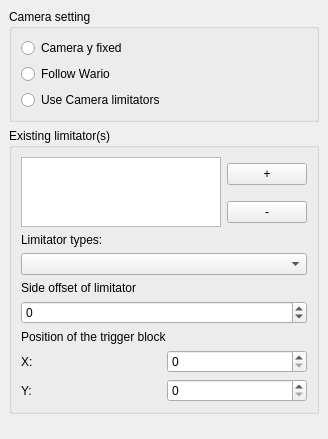
First picture: the form in DockWidget/CameraControlDockWidget.ui, repository wario-land/WL4Editor, before the edit.
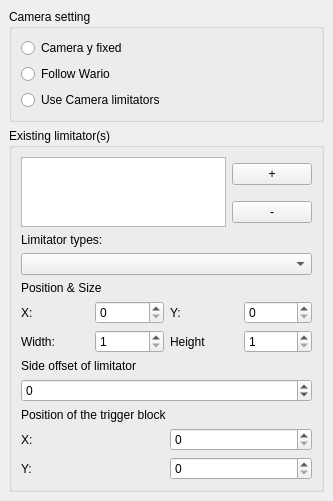
Second picture: the form after the edit.

Commit message: implement CameraControlDockWidget::ResetCameraControlInfo()

Diff of the .ui file:
```diff
--- a/DockWidget/CameraControlDockWidget.ui
+++ b/DockWidget/CameraControlDockWidget.ui
@@ -6,8 +6,8 @@
    <rect>
     <x>0</x>
     <y>0</y>
-    <width>328</width>
-    <height>439</height>
+    <width>333</width>
+    <height>498</height>
    </rect>
   </property>
   <property name="windowTitle">
@@ -73,7 +73,15 @@
         </layout>
        </item>
        <item>
-        <widget class="QLabel" name="label_5">
+        <layout class="QVBoxLayout" name="verticalLayout_LimitatorSetting">
+         <property name="topMargin">
+          <number>0</number>
+         </property>
+         <property name="bottomMargin">
+          <number>0</number>
+         </property>
+         <item>
+          <widget class="QLabel" name="label_LimitatorTypes">
          <property name="text">
           <string>Limitator types:</string>
          </property>
@@ -83,7 +91,83 @@
         <widget class="QComboBox" name="CameraLimitatorTypePicker_comboBox"/>
        </item>
        <item>
-        <widget class="QLabel" name="label">
+          <widget class="QLabel" name="label_Position_Size">
+           <property name="text">
+            <string>Position &amp; Size</string>
+           </property>
+          </widget>
+         </item>
+         <item>
+          <layout class="QGridLayout" name="gridLayout_3">
+           <property name="topMargin">
+            <number>0</number>
+           </property>
+           <item row="0" column="1">
+            <widget class="QSpinBox" name="spinBox_x1">
+             <property name="maximum">
+              <number>255</number>
+             </property>
+            </widget>
+           </item>
+           <item row="0" column="2">
+            <widget class="QLabel" name="label_y">
+             <property name="text">
+              <string>Y:</string>
+             </property>
+            </widget>
+           </item>
+           <item row="0" column="0">
+            <widget class="QLabel" name="label_x">
+             <property name="text">
+              <string>X:</string>
+             </property>
+            </widget>
+           </item>
+           <item row="0" column="3">
+            <widget class="QSpinBox" name="spinBox_y1">
+             <property name="maximum">
+              <number>255</number>
+             </property>
+            </widget>
+           </item>
+           <item row="1" column="0">
+            <widget class="QLabel" name="label_width">
+             <property name="text">
+              <string>Width:</string>
+             </property>
+            </widget>
+           </item>
+           <item row="1" column="1">
+            <widget class="QSpinBox" name="spinBox_width">
+             <property name="minimum">
+              <number>1</number>
+             </property>
+             <property name="maximum">
+              <number>255</number>
+             </property>
+            </widget>
+           </item>
+           <item row="1" column="2">
+            <widget class="QLabel" name="label_height">
+             <property name="text">
+              <string>Height</string>
+             </property>
+            </widget>
+           </item>
+           <item row="1" column="3">
+            <widget class="QSpinBox" name="spinBox_height">
+             <property name="minimum">
+              <number>1</number>
+             </property>
+             <property name="maximum">
+              <number>255</number>
+             </property>
+            </widget>
+           </item>
+          </layout>
+         </item>
+         <item>
+          <widget class="QLabel" name="label_sideoffset">
          <property name="text">
           <string>Side offset of limitator</string>
          </property>
@@ -100,7 +184,7 @@
         </widget>
        </item>
        <item>
-        <widget class="QLabel" name="label_2">
+          <widget class="QLabel" name="label_PositionofTriggerBlock">
          <property name="text">
           <string>Position of the trigger block</string>
          </property>
@@ -135,6 +219,8 @@
             <number>255</number>
            </property>
           </widget>
+           </item>
+          </layout>
          </item>
         </layout>
        </item>
```
Lines whose indentation alone changed are shown as unchanged. The commit also changes 3 other files.
